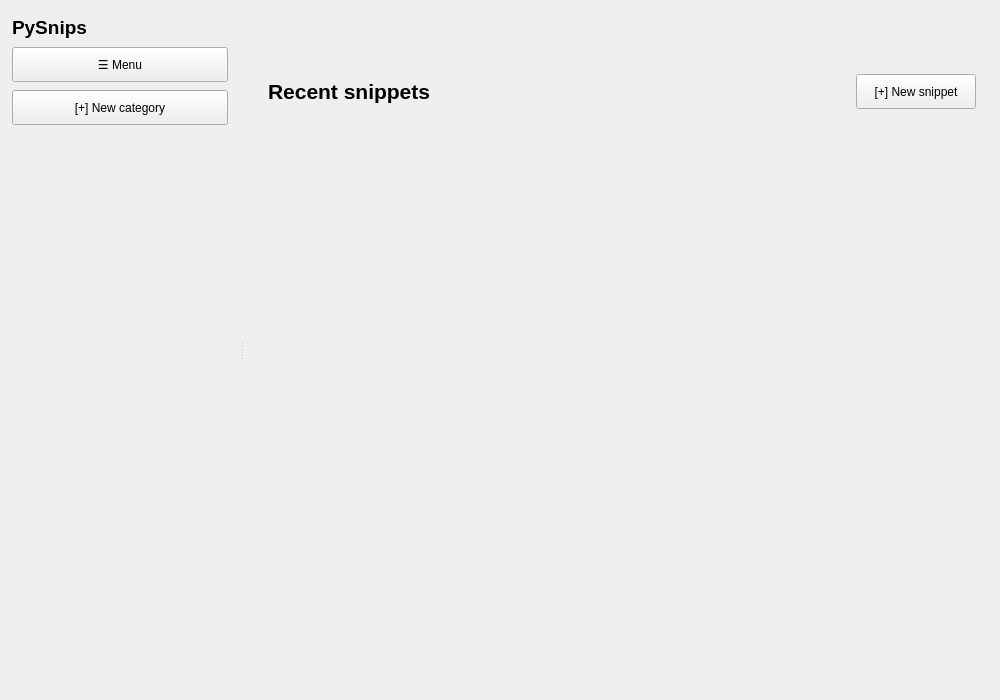
Above: core/ui/snips/snips_screen.ui from RearmostP/PySnips before the change. Below: the same form after it.
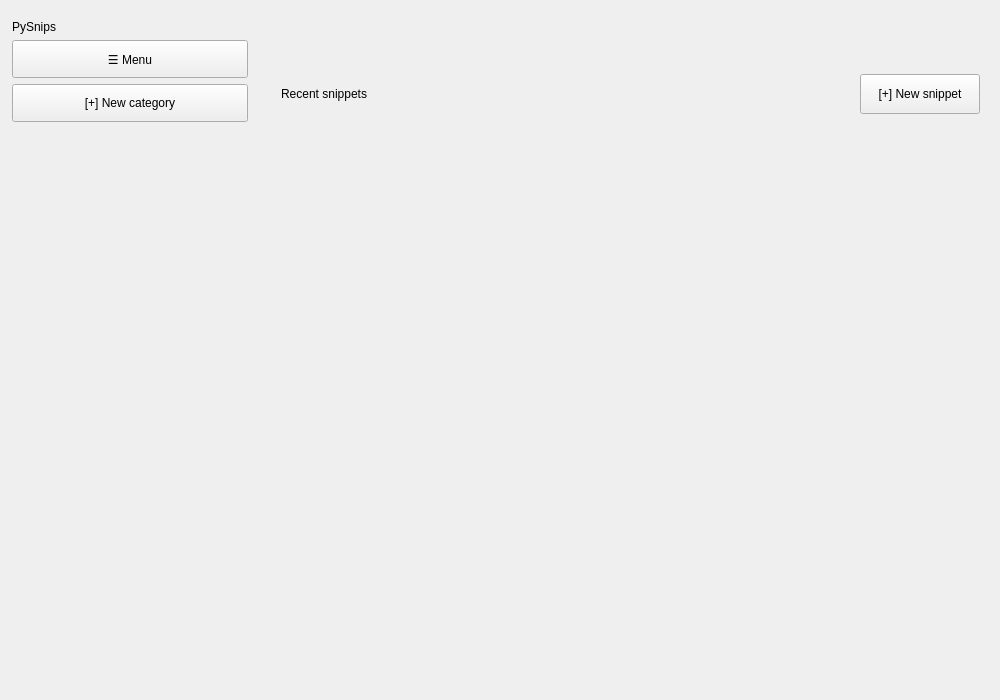
That is the form after the change.

Commit message: Polish PySnips UI

Patch:
```diff
--- a/core/ui/snips/snips_screen.ui
+++ b/core/ui/snips/snips_screen.ui
@@ -31,6 +31,9 @@
    </property>
    <item>
     <widget class="QSplitter" name="frm_splitter">
+     <property name="handleWidth">
+      <number>1</number>
+     </property>
      <property name="layoutDirection">
       <enum>Qt::LayoutDirection::LeftToRight</enum>
      </property>
@@ -52,13 +55,13 @@
       </property>
       <layout class="QVBoxLayout" name="sidebar_layout">
        <property name="spacing">
-        <number>8</number>
+        <number>6</number>
        </property>
        <property name="leftMargin">
         <number>12</number>
        </property>
        <property name="topMargin">
-        <number>16</number>
+        <number>20</number>
        </property>
        <property name="rightMargin">
         <number>12</number>
@@ -68,12 +71,6 @@
        </property>
        <item>
         <widget class="QLabel" name="lbl_app_name">
-         <property name="font">
-          <font>
-           <pointsize>14</pointsize>
-           <bold>true</bold>
-          </font>
-         </property>
          <property name="text">
           <string>PySnips</string>
          </property>
@@ -84,7 +81,7 @@
          <property name="minimumSize">
           <size>
            <width>0</width>
-           <height>35</height>
+           <height>38</height>
           </size>
          </property>
          <property name="text">
@@ -100,7 +97,7 @@
          <property name="minimumSize">
           <size>
            <width>0</width>
-           <height>35</height>
+           <height>38</height>
           </size>
          </property>
          <property name="text">
@@ -130,13 +127,13 @@
           </property>
           <layout class="QVBoxLayout" name="categories_dynamic_layout">
            <property name="spacing">
-            <number>6</number>
+            <number>4</number>
            </property>
            <property name="leftMargin">
             <number>0</number>
            </property>
            <property name="topMargin">
-            <number>0</number>
+            <number>12</number>
            </property>
            <property name="rightMargin">
             <number>0</number>
@@ -167,24 +164,30 @@
       </layout>
      </widget>
      <widget class="QWidget" name="wdg_main_content">
-      <layout class="QVBoxLayout" name="main_content_layout">
+      <layout class="QVBoxLayout" name="main_content_layout" stretch="0,0,1">
        <property name="spacing">
         <number>16</number>
        </property>
        <property name="leftMargin">
-        <number>24</number>
+        <number>20</number>
        </property>
        <property name="topMargin">
         <number>20</number>
        </property>
        <property name="rightMargin">
-        <number>24</number>
+        <number>20</number>
        </property>
        <property name="bottomMargin">
         <number>20</number>
        </property>
        <item>
         <widget class="QWidget" name="search_holder" native="true">
+         <property name="sizePolicy">
+          <sizepolicy hsizetype="Preferred" vsizetype="Maximum">
+           <horstretch>0</horstretch>
+           <verstretch>0</verstretch>
+          </sizepolicy>
+         </property>
          <property name="minimumSize">
           <size>
            <width>0</width>
@@ -195,13 +198,13 @@
        </item>
        <item>
         <layout class="QHBoxLayout" name="actions_layout">
+         <property name="spacing">
+          <number>12</number>
+         </property>
          <item>
           <widget class="QLabel" name="category_title">
-           <property name="font">
-            <font>
-             <pointsize>16</pointsize>
-             <bold>true</bold>
-            </font>
+           <property name="wordWrap">
+            <bool>true</bool>
            </property>
            <property name="text">
             <string>Recent snippets</string>
@@ -232,7 +235,7 @@
            <property name="minimumSize">
             <size>
              <width>120</width>
-             <height>35</height>
+             <height>40</height>
             </size>
            </property>
            <property name="text">
@@ -276,7 +279,7 @@
             <number>0</number>
            </property>
            <property name="spacing">
-            <number>12</number>
+            <number>16</number>
            </property>
           </layout>
          </widget>
```
Left out of the diff: 10 changed lines with no effect on the pictures. The commit also changes 3 other files.
